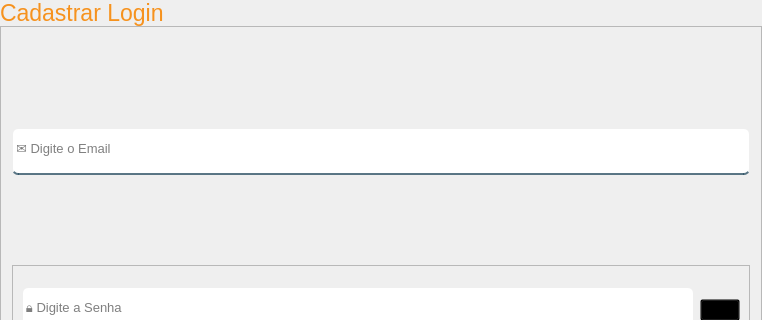
Old version of the form App/view/ui/cadastroLogin.ui in the repository Senac-SOR-ADS/Mapa-de-Sala; both pictures show x 0 to 762 and y 0 to 320 of the 762 by 676 pixel window.
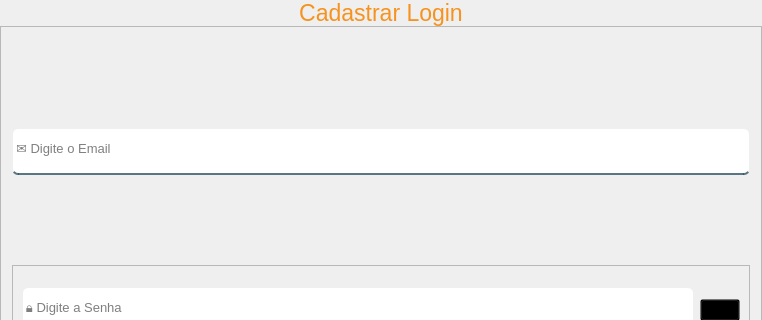
New version of the form. Icons and pictures are not drawn.

```diff
--- a/App/view/ui/cadastroLogin.ui
+++ b/App/view/ui/cadastroLogin.ui
@@ -107,6 +107,9 @@
         <property name="text">
          <string>Cadastrar Login</string>
         </property>
+        <property name="alignment">
+         <set>Qt::AlignCenter</set>
+        </property>
        </widget>
       </item>
       <item>
```
